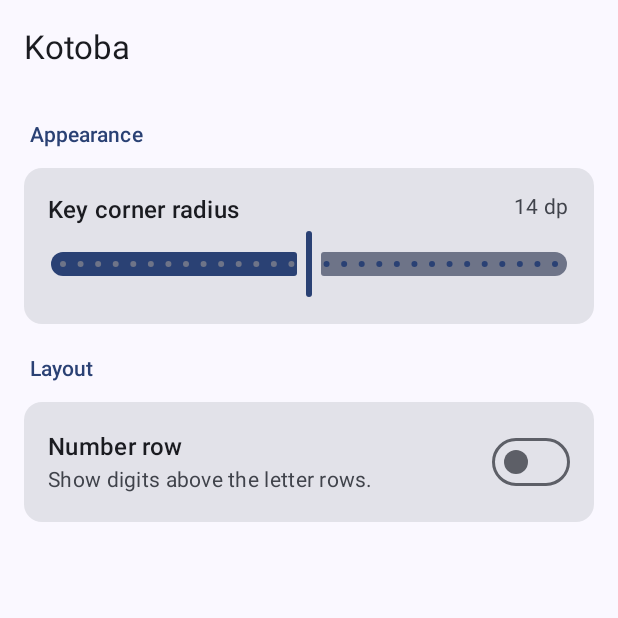
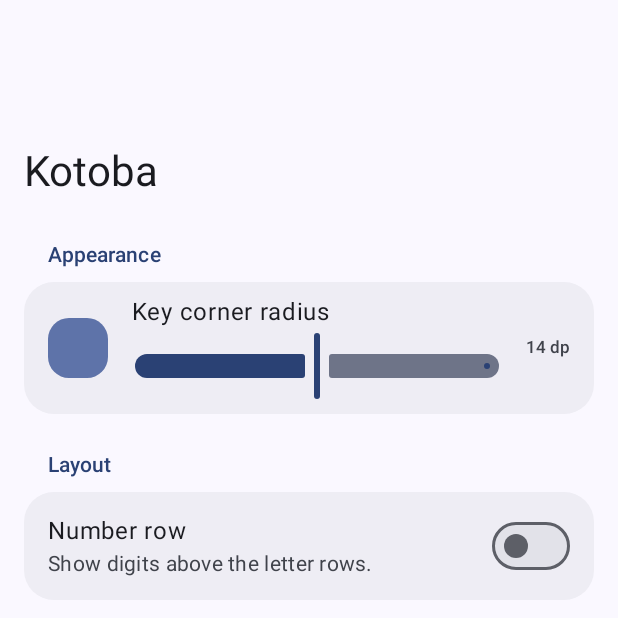
Before and after one commit to AnmiTaliDev/Kotoba, an Android app built with Jetpack Compose: the SettingsActivity screen opened directly, with no data from a screen before it, on a phone screen of 412 x 824 dp, the top half of it. Run offline under Robolectric (Android 15) with nearby library versions, the phone set to English and light mode, and no system bars.

Commit message:
feat: group settings as M3 list and put setup icon in container

```diff
--- a/app/src/main/kotlin/dev/anmitali/kotoba/ui/settings/SettingsScreen.kt
+++ b/app/src/main/kotlin/dev/anmitali/kotoba/ui/settings/SettingsScreen.kt
@@ -1,28 +1,36 @@
 package dev.anmitali.kotoba.ui.settings
 
+import androidx.compose.foundation.background
 import androidx.compose.foundation.layout.Arrangement
+import androidx.compose.foundation.layout.Box
 import androidx.compose.foundation.layout.Column
 import androidx.compose.foundation.layout.PaddingValues
-import androidx.compose.foundation.layout.Row
 import androidx.compose.foundation.layout.fillMaxSize
 import androidx.compose.foundation.layout.fillMaxWidth
 import androidx.compose.foundation.layout.padding
+import androidx.compose.foundation.layout.size
 import androidx.compose.foundation.lazy.LazyColumn
-import androidx.compose.material3.Card
+import androidx.compose.foundation.shape.RoundedCornerShape
+import androidx.compose.material.icons.Icons
+import androidx.compose.material.icons.filled.Check
 import androidx.compose.material3.ExperimentalMaterial3Api
+import androidx.compose.material3.Icon
+import androidx.compose.material3.LargeTopAppBar
+import androidx.compose.material3.ListItem
+import androidx.compose.material3.ListItemDefaults
 import androidx.compose.material3.MaterialTheme
 import androidx.compose.material3.Scaffold
 import androidx.compose.material3.Slider
+import androidx.compose.material3.Surface
 import androidx.compose.material3.Switch
 import androidx.compose.material3.Text
-import androidx.compose.material3.TopAppBar
 import androidx.compose.material3.TopAppBarDefaults
 import androidx.compose.runtime.Composable
+import androidx.compose.runtime.collectAsState
 import androidx.compose.runtime.getValue
 import androidx.compose.runtime.rememberCoroutineScope
-import androidx.compose.runtime.collectAsState
-import androidx.compose.ui.Alignment
 import androidx.compose.ui.Modifier
+import androidx.compose.ui.graphics.Color
 import androidx.compose.ui.input.nestedscroll.nestedScroll
 import androidx.compose.ui.res.stringResource
 import androidx.compose.ui.unit.dp
@@ -31,19 +39,24 @@ import dev.anmitali.kotoba.settings.KeyboardSettings
 import dev.anmitali.kotoba.settings.SettingsRepository
 import kotlinx.coroutines.launch
 
+private val GroupOuterCorner = 20.dp
+private val GroupInnerCorner = 4.dp
+private val GroupItemGap = 2.dp
+private val RadiusPreviewSize = 40.dp
+
 @OptIn(ExperimentalMaterial3Api::class)
 @Composable
 fun SettingsScreen(repository: SettingsRepository) {
     val scope = rememberCoroutineScope()
     val settings by repository.settings.collectAsState(initial = KeyboardSettings())
-    val scrollBehavior = TopAppBarDefaults.pinnedScrollBehavior()
+    val scrollBehavior = TopAppBarDefaults.exitUntilCollapsedScrollBehavior()
 
     Scaffold(
         modifier = Modifier
             .fillMaxSize()
             .nestedScroll(scrollBehavior.nestedScrollConnection),
         topBar = {
-            TopAppBar(
+            LargeTopAppBar(
                 title = { Text(stringResource(R.string.settings_title)) },
                 scrollBehavior = scrollBehavior,
             )
@@ -57,73 +70,89 @@ fun SettingsScreen(repository: SettingsRepository) {
                 top = padding.calculateTopPadding() + 8.dp,
                 bottom = padding.calculateBottomPadding() + 16.dp,
             ),
-            verticalArrangement = Arrangement.spacedBy(12.dp),
+            verticalArrangement = Arrangement.spacedBy(24.dp),
         ) {
-            item { SectionTitle(stringResource(R.string.appearance_title)) }
             item {
-                Card(modifier = Modifier.fillMaxWidth()) {
-                    Column(modifier = Modifier.padding(16.dp)) {
-                        Row(
-                            modifier = Modifier.fillMaxWidth(),
-                            horizontalArrangement = Arrangement.SpaceBetween,
-                        ) {
-                            Text(
-                                text = stringResource(R.string.key_radius_title),
-                                style = MaterialTheme.typography.titleMedium,
+                SettingsGroup(
+                    title = stringResource(R.string.appearance_title),
+                    items = listOf {
+                        ListItem(
+                            colors = TransparentListItem(),
+                            leadingContent = {
+                                Box(
+                                    modifier = Modifier
+                                        .size(RadiusPreviewSize)
+                                        .background(
+                                            MaterialTheme.colorScheme.primaryContainer,
+                                            RoundedCornerShape(settings.keyCornerRadiusDp.dp),
+                                        ),
                                 )
-                            Text(
-                                text = stringResource(R.string.key_radius_value, settings.keyCornerRadiusDp),
-                                style = MaterialTheme.typography.bodyMedium,
-                                color = MaterialTheme.colorScheme.onSurfaceVariant,
-                            )
-                        }
+                            },
+                            headlineContent = { Text(stringResource(R.string.key_radius_title)) },
+                            supportingContent = {
                                 Slider(
                                     value = settings.keyCornerRadiusDp.toFloat(),
                                     onValueChange = { scope.launch { repository.setKeyCornerRadius(it.toInt()) } },
                                     valueRange = KeyboardSettings.MinKeyCornerRadiusDp.toFloat()..
                                         KeyboardSettings.MaxKeyCornerRadiusDp.toFloat(),
-                            steps = KeyboardSettings.MaxKeyCornerRadiusDp - KeyboardSettings.MinKeyCornerRadiusDp - 1,
+                                )
+                            },
+                            trailingContent = {
+                                Text(stringResource(R.string.key_radius_value, settings.keyCornerRadiusDp))
+                            },
+                        )
+                    },
                 )
             }
-                }
-            }
-            item { SectionTitle(stringResource(R.string.layout_title)) }
             item {
-                Card(modifier = Modifier.fillMaxWidth()) {
-                    Row(
-                        modifier = Modifier
-                            .fillMaxWidth()
-                            .padding(16.dp),
-                        verticalAlignment = Alignment.CenterVertically,
-                    ) {
-                        Column(modifier = Modifier.weight(1f)) {
-                            Text(
-                                text = stringResource(R.string.number_row_title),
-                                style = MaterialTheme.typography.titleMedium,
-                            )
-                            Text(
-                                text = stringResource(R.string.number_row_body),
-                                style = MaterialTheme.typography.bodyMedium,
-                                color = MaterialTheme.colorScheme.onSurfaceVariant,
-                            )
-                        }
+                SettingsGroup(
+                    title = stringResource(R.string.layout_title),
+                    items = listOf {
+                        ListItem(
+                            colors = TransparentListItem(),
+                            headlineContent = { Text(stringResource(R.string.number_row_title)) },
+                            supportingContent = { Text(stringResource(R.string.number_row_body)) },
+                            trailingContent = {
                                 Switch(
                                     checked = settings.numberRow,
                                     onCheckedChange = { scope.launch { repository.setNumberRow(it) } },
+                                    thumbContent = if (settings.numberRow) {
+                                        { Icon(Icons.Filled.Check, contentDescription = null) }
+                                    } else {
+                                        null
+                                    },
                                 )
-                    }
-                }
+                            },
+                        )
+                    },
+                )
             }
         }
     }
 }
 
 @Composable
-private fun SectionTitle(text: String) {
+private fun TransparentListItem() = ListItemDefaults.colors(containerColor = Color.Transparent)
+
+@Composable
+private fun SettingsGroup(title: String, items: List<@Composable () -> Unit>) {
+    Column(modifier = Modifier.fillMaxWidth()) {
         Text(
-        text = text,
+            text = title,
             style = MaterialTheme.typography.titleSmall,
             color = MaterialTheme.colorScheme.primary,
-        modifier = Modifier.padding(start = 4.dp, top = 8.dp),
+            modifier = Modifier.padding(start = 16.dp, bottom = 8.dp),
         )
+        Column(verticalArrangement = Arrangement.spacedBy(GroupItemGap)) {
+            items.forEachIndexed { index, item ->
+                val top = if (index == 0) GroupOuterCorner else GroupInnerCorner
+                val bottom = if (index == items.lastIndex) GroupOuterCorner else GroupInnerCorner
+                Surface(
+                    shape = RoundedCornerShape(top, top, bottom, bottom),
+                    color = MaterialTheme.colorScheme.surfaceContainer,
+                    modifier = Modifier.fillMaxWidth(),
+                ) { item() }
             }
+        }
+    }
+}
--- a/app/src/main/kotlin/dev/anmitali/kotoba/ui/setup/SetupScreen.kt
+++ b/app/src/main/kotlin/dev/anmitali/kotoba/ui/setup/SetupScreen.kt
@@ -8,6 +8,7 @@ import androidx.compose.animation.fadeIn
 import androidx.compose.animation.fadeOut
 import androidx.compose.animation.togetherWith
 import androidx.compose.foundation.layout.Arrangement
+import androidx.compose.foundation.layout.Box
 import androidx.compose.foundation.layout.Column
 import androidx.compose.foundation.layout.Spacer
 import androidx.compose.foundation.layout.fillMaxSize
@@ -23,6 +24,7 @@ import androidx.compose.material3.Icon
 import androidx.compose.material3.LinearProgressIndicator
 import androidx.compose.material3.MaterialTheme
 import androidx.compose.material3.Scaffold
+import androidx.compose.material3.Surface
 import androidx.compose.material3.Text
 import androidx.compose.runtime.Composable
 import androidx.compose.runtime.DisposableEffect
@@ -128,12 +130,16 @@ private fun StepPage(
             horizontalAlignment = Alignment.CenterHorizontally,
             verticalArrangement = Arrangement.Center,
         ) {
-            Icon(
-                imageVector = icon,
-                contentDescription = null,
-                tint = MaterialTheme.colorScheme.primary,
-                modifier = Modifier.size(72.dp),
-            )
+            Surface(
+                shape = MaterialTheme.shapes.extraLarge,
+                color = MaterialTheme.colorScheme.primaryContainer,
+                contentColor = MaterialTheme.colorScheme.onPrimaryContainer,
+                modifier = Modifier.size(112.dp),
+            ) {
+                Box(contentAlignment = Alignment.Center) {
+                    Icon(imageVector = icon, contentDescription = null, modifier = Modifier.size(56.dp))
+                }
+            }
             Spacer(Modifier.height(24.dp))
             if (index < ActionSteps) {
                 Text(
@@ -157,6 +163,6 @@ private fun StepPage(
                 textAlign = TextAlign.Center,
             )
         }
-        Button(onClick = onAction, modifier = Modifier.fillMaxWidth()) { Text(action) }
+        Button(onClick = onAction, modifier = Modifier.fillMaxWidth().height(56.dp)) { Text(action) }
     }
 }
```
Lines whose indentation alone changed are shown as unchanged.
